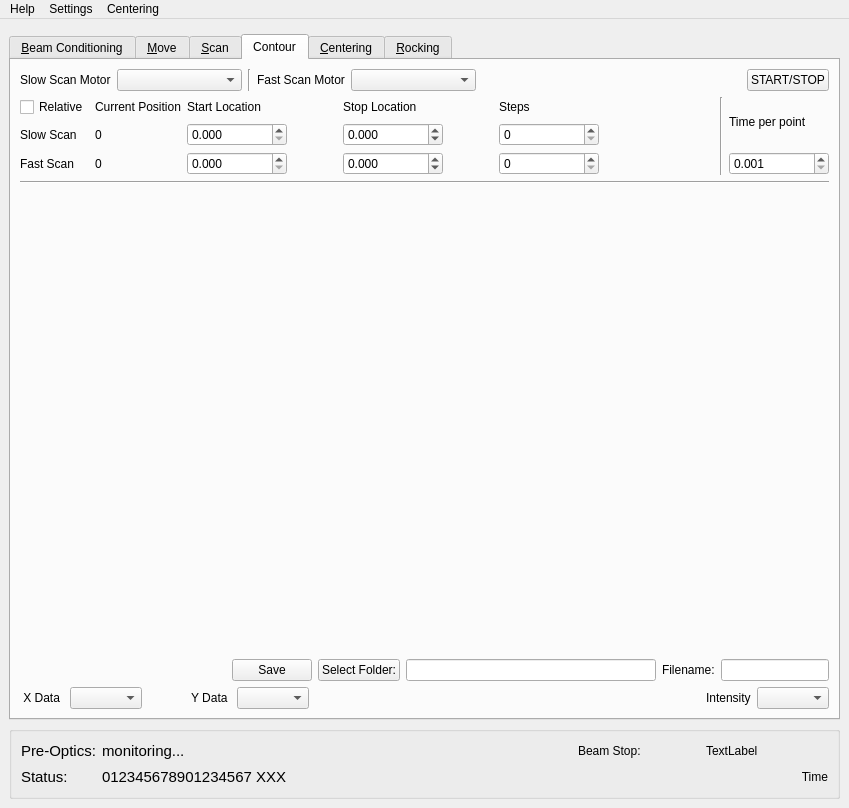
First picture: the form in main_controller/windows/main_window.ui, repository ayuzer/HXMA_Python_Gui, before the edit.
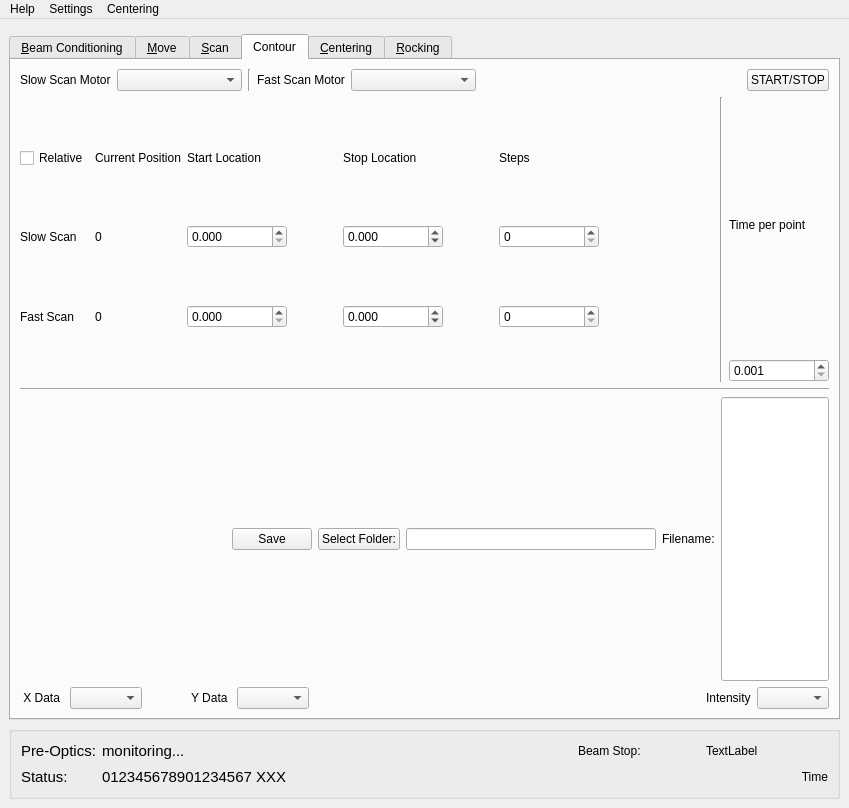
Second picture: the form after the edit.

The edit to the form file:
```diff
--- a/main_controller/windows/main_window.ui
+++ b/main_controller/windows/main_window.ui
@@ -5927,19 +5927,6 @@
               <property name="sizeConstraint">
                <enum>QLayout::SetDefaultConstraint</enum>
               </property>
-              <item>
-               <spacer name="verticalSpacer_2">
-                <property name="orientation">
-                 <enum>Qt::Vertical</enum>
-                </property>
-                <property name="sizeHint" stdset="0">
-                 <size>
-                  <width>20</width>
-                  <height>40</height>
-                 </size>
-                </property>
-               </spacer>
-              </item>
              </layout>
             </item>
             <item>
```
